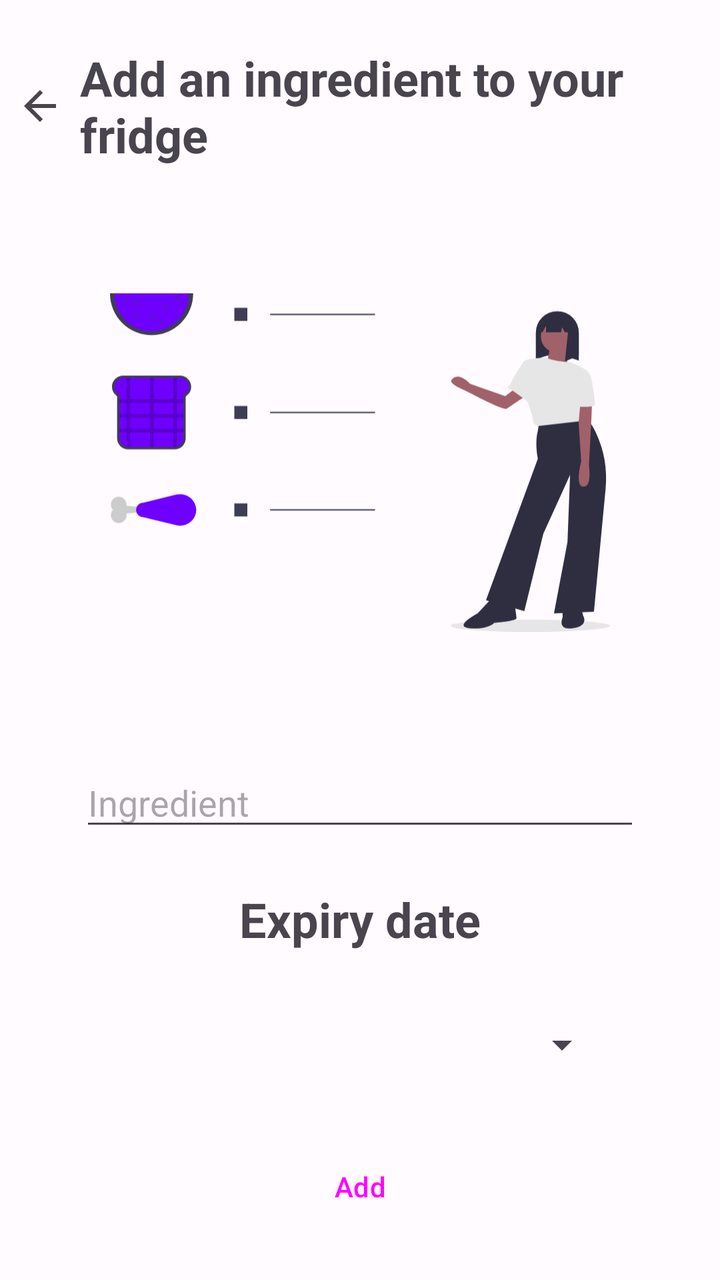
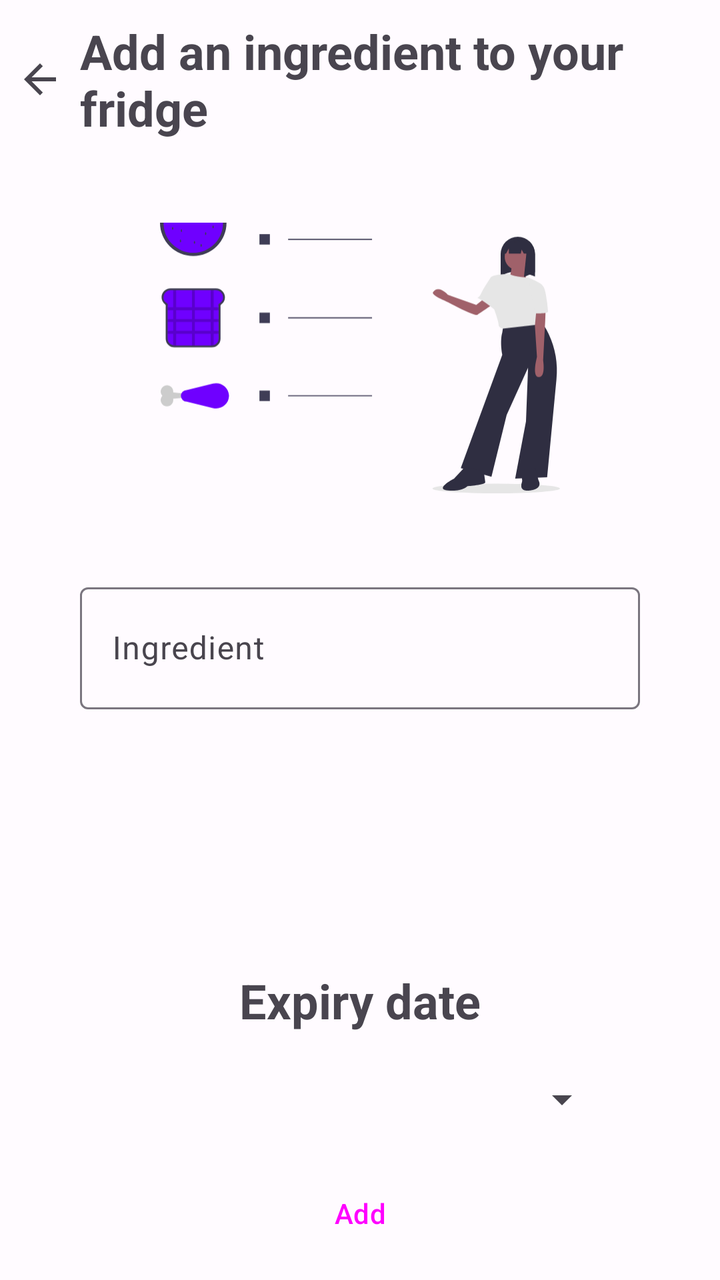

Screens rendered from an Android XML layout before and after an edit, with the pre-edit source and the edit as a unified diff.
<!-- AndroidManifest.xml: application theme Theme.Food_alchemy -->
<!-- res/layout/fragment_add_ingredient.xml -->
<?xml version="1.0" encoding="utf-8"?>
<androidx.constraintlayout.widget.ConstraintLayout xmlns:android="http://schemas.android.com/apk/res/android"
    xmlns:app="http://schemas.android.com/apk/res-auto"
    xmlns:tools="http://schemas.android.com/tools"
    android:layout_width="match_parent"
    android:layout_height="match_parent"
    tools:context=".ui.main.AddIngredientFragment">


    <LinearLayout
        android:id="@+id/linear_layout"
        android:layout_width="match_parent"
        android:layout_height="wrap_content"
        android:gravity="center_vertical"
        app:layout_constraintBottom_toTopOf="@id/imageView5"
        app:layout_constraintEnd_toEndOf="parent"
        app:layout_constraintHorizontal_bias="1.0"
        app:layout_constraintStart_toStartOf="parent"
        app:layout_constraintTop_toTopOf="parent">

        <ImageButton
            android:id="@+id/return_button"
            app:tint="?attr/colorControlNormal"
            android:layout_width="wrap_content"
            android:layout_height="wrap_content"
            android:background="@android:color/transparent"
            android:padding="8dp"
            android:src="@drawable/baseline_arrow_back_24"
            tools:ignore="ContentDescription" />

        <TextView
            android:id="@+id/title_textview"
            android:layout_width="wrap_content"
            android:layout_height="wrap_content"
            android:text="@string/add_an_ingredient"
            android:textSize="24sp"
            android:textStyle="bold" />

    </LinearLayout>

    <ImageView
        android:id="@+id/imageView5"
        android:layout_width="250dp"
        android:layout_height="250dp"
        app:layout_constraintBottom_toTopOf="@+id/autoCompleteTextView"
        app:layout_constraintEnd_toEndOf="parent"
        app:layout_constraintStart_toStartOf="parent"
        app:layout_constraintTop_toBottomOf="@id/linear_layout"
        app:srcCompat="@drawable/undraw_diet_ghvw"
        android:importantForAccessibility="no" />

    <AutoCompleteTextView
        app:layout_constraintTop_toBottomOf="@id/imageView5"
        app:layout_constraintBottom_toTopOf="@id/expiry_date_textview"
        app:layout_constraintStart_toStartOf="parent"
        app:layout_constraintEnd_toEndOf="parent"
        android:layout_marginStart="40dp"
        android:layout_marginEnd="40dp"
        android:id="@+id/autoCompleteTextView"
        android:layout_width="match_parent"
        android:layout_height="wrap_content"
        android:hint="@string/ingredient"
        android:inputType="textAutoComplete"
        android:dropDownHeight="100dp"
        />

    <TextView
        android:id="@+id/expiry_date_textview"
        android:layout_width="wrap_content"
        android:layout_height="wrap_content"
        android:text="@string/expiry_date"
        android:textSize="24sp"
        android:textStyle="bold"
        app:layout_constraintStart_toStartOf="parent"
        app:layout_constraintEnd_toEndOf="parent"
        app:layout_constraintTop_toBottomOf="@+id/autoCompleteTextView"
        app:layout_constraintBottom_toTopOf="@id/spinner_button"/>

    <Button
        android:id="@+id/spinner_button"
        android:layout_width="250dp"
        android:layout_height="wrap_content"
        android:textSize="20sp"
        android:textAlignment="center"
        style="?android:spinnerStyle"
        android:textColor="?attr/colorControlNormal"
        app:layout_constraintStart_toStartOf="parent"
        app:layout_constraintEnd_toEndOf="parent"
        app:layout_constraintTop_toBottomOf="@id/expiry_date_textview"
        app:layout_constraintBottom_toTopOf="@id/save_button" />

    <Button
        android:id="@+id/save_button"
        style="@style/Widget.Material3.Button"
        android:layout_width="wrap_content"
        android:layout_height="wrap_content"
        android:text="@string/add"
        app:layout_constraintBottom_toBottomOf="parent"
        app:layout_constraintEnd_toEndOf="parent"
        app:layout_constraintStart_toStartOf="parent"
        app:layout_constraintTop_toBottomOf="@id/spinner_button" />

</androidx.constraintlayout.widget.ConstraintLayout>
<!-- resources referenced by this layout -->
<resources>
  <!-- drawable baseline_arrow_back_24 (drawable) -->
  <vector android:autoMirrored="true" android:height="24dp"
      android:tint="#000000" android:viewportHeight="24"
      android:viewportWidth="24" android:width="24dp" xmlns:android="http://schemas.android.com/apk/res/android">
      <path android:fillColor="@android:color/black" android:pathData="M20,11H7.83l5.59,-5.59L12,4l-8,8 8,8 1.41,-1.41L7.83,13H20v-2z"/>
  </vector>
  <string name="add">Add</string>
  <string name="add_an_ingredient">Add an ingredient to your fridge</string>
  <string name="expiry_date">Expiry date</string>
  <string name="ingredient">Ingredient</string>
  <style name="Theme.Food_alchemy" parent="Base.Theme.Food_alchemy" />
  <color name="md_theme_light_primary">#7214FF</color>
  <color name="md_theme_light_onPrimary">#FFFFFF</color>
  <color name="md_theme_light_primaryContainer">#E9DDFF</color>
  <color name="md_theme_light_onPrimaryContainer">#23005C</color>
  <color name="md_theme_light_secondary">#625B70</color>
  <color name="md_theme_light_onSecondary">#FFFFFF</color>
  <color name="md_theme_light_secondaryContainer">#E8DEF8</color>
  <color name="md_theme_light_onSecondaryContainer">#1E192B</color>
  <color name="md_theme_light_tertiary">#7E525F</color>
  <color name="md_theme_light_onTertiary">#FFFFFF</color>
  <color name="md_theme_light_tertiaryContainer">#FFD9E2</color>
  <color name="md_theme_light_onTertiaryContainer">#31101C</color>
  <color name="md_theme_light_error">#BA1A1A</color>
  <color name="md_theme_light_onError">#FFFFFF</color>
  <color name="md_theme_light_errorContainer">#FFDAD6</color>
  <color name="md_theme_light_onErrorContainer">#410002</color>
  <color name="md_theme_light_outline">#7A757F</color>
  <color name="md_theme_light_background">#FFFBFF</color>
  <color name="md_theme_light_onBackground">#1C1B1E</color>
  <color name="md_theme_light_surface">#FDF8FD</color>
  <color name="md_theme_light_onSurface">#1C1B1E</color>
  <color name="md_theme_light_surfaceVariant">#E7E0EB</color>
  <color name="md_theme_light_onSurfaceVariant">#49454E</color>
  <color name="md_theme_light_inverseSurface">#323033</color>
  <color name="md_theme_light_inverseOnSurface">#F5EFF4</color>
  <color name="md_theme_light_inversePrimary">#D0BCFF</color>
  <!-- unchanged entries left out for length: 2 -->
</resources>

<!-- the commit's change to res/layout/fragment_add_ingredient.xml (unified diff, before → after) -->
@@ -40,29 +40,56 @@
 
     <ImageView
         android:id="@+id/imageView5"
-        android:layout_width="250dp"
-        android:layout_height="250dp"
-        app:layout_constraintBottom_toTopOf="@+id/autoCompleteTextView"
+        android:layout_width="200dp"
+        android:layout_height="200dp"
+        app:layout_constraintBottom_toTopOf="@id/constraint_layout_ingredient"
         app:layout_constraintEnd_toEndOf="parent"
         app:layout_constraintStart_toStartOf="parent"
         app:layout_constraintTop_toBottomOf="@id/linear_layout"
         app:srcCompat="@drawable/undraw_diet_ghvw"
         android:importantForAccessibility="no" />
 
-    <AutoCompleteTextView
+    <androidx.constraintlayout.widget.ConstraintLayout
+        android:id="@+id/constraint_layout_ingredient"
+        android:layout_width="match_parent"
+        android:layout_height="wrap_content"
+        android:paddingStart="40dp"
+        android:paddingEnd="40dp"
         app:layout_constraintTop_toBottomOf="@id/imageView5"
         app:layout_constraintBottom_toTopOf="@id/expiry_date_textview"
         app:layout_constraintStart_toStartOf="parent"
-        app:layout_constraintEnd_toEndOf="parent"
-        android:layout_marginStart="40dp"
-        android:layout_marginEnd="40dp"
-        android:id="@+id/autoCompleteTextView"
-        android:layout_width="match_parent"
-        android:layout_height="wrap_content"
-        android:hint="@string/ingredient"
-        android:inputType="textAutoComplete"
-        android:dropDownHeight="100dp"
-        />
+        app:layout_constraintEnd_toEndOf="parent">
+        <com.google.android.material.textfield.TextInputLayout
+            android:id="@+id/text_input_layout_ingredient"
+            android:layout_width="match_parent"
+            android:layout_height="wrap_content"
+            app:endIconMode="clear_text"
+            app:errorEnabled="true"
+            app:layout_constraintStart_toStartOf="parent"
+            app:layout_constraintEnd_toEndOf="parent"
+            app:layout_constraintTop_toTopOf="parent"
+            app:layout_constraintBottom_toTopOf="@id/recyclerview_ingredients">
+
+            <com.google.android.material.textfield.TextInputEditText
+                android:id="@+id/text_input_edit_text_ingredient"
+                android:layout_width="match_parent"
+                android:layout_height="61dp"
+                android:inputType="text"
+                android:hint="@string/ingredient" />
+        </com.google.android.material.textfield.TextInputLayout>
+
+        <androidx.recyclerview.widget.RecyclerView
+            android:id="@+id/recyclerview_ingredients"
+            android:layout_width="match_parent"
+            android:layout_height="100dp"
+            app:layout_constraintTop_toBottomOf="@id/text_input_layout_ingredient"
+            app:layout_constraintBottom_toBottomOf="parent"
+            app:layout_constraintStart_toStartOf="parent"
+            app:layout_constraintEnd_toEndOf="parent" />
+
+    </androidx.constraintlayout.widget.ConstraintLayout>
+
+
 
     <TextView
         android:id="@+id/expiry_date_textview"
@@ -73,8 +100,10 @@
         android:textStyle="bold"
         app:layout_constraintStart_toStartOf="parent"
         app:layout_constraintEnd_toEndOf="parent"
-        app:layout_constraintTop_toBottomOf="@+id/autoCompleteTextView"
+        app:layout_constraintTop_toBottomOf="@id/constraint_layout_ingredient"
         app:layout_constraintBottom_toTopOf="@id/spinner_button"/>
+
+
 
     <Button
         android:id="@+id/spinner_button"
